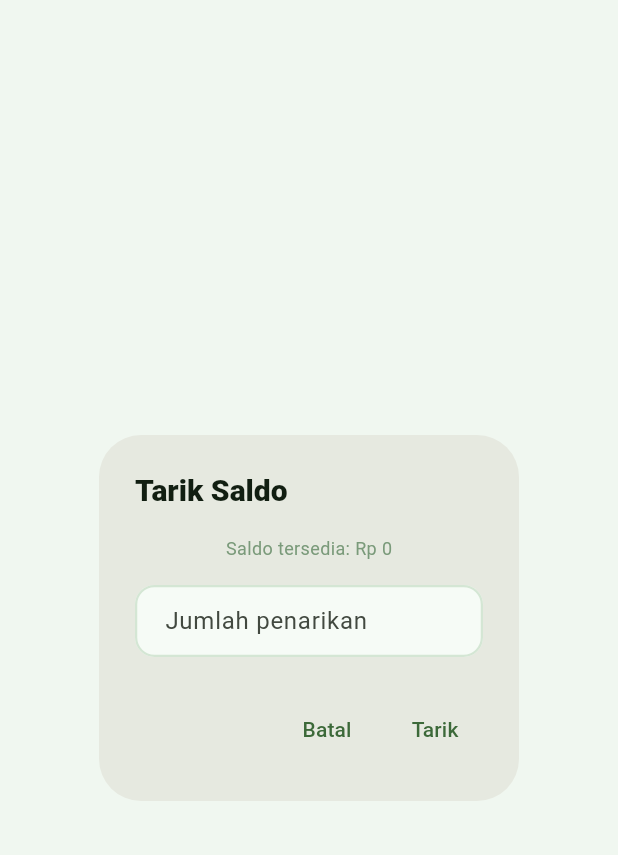
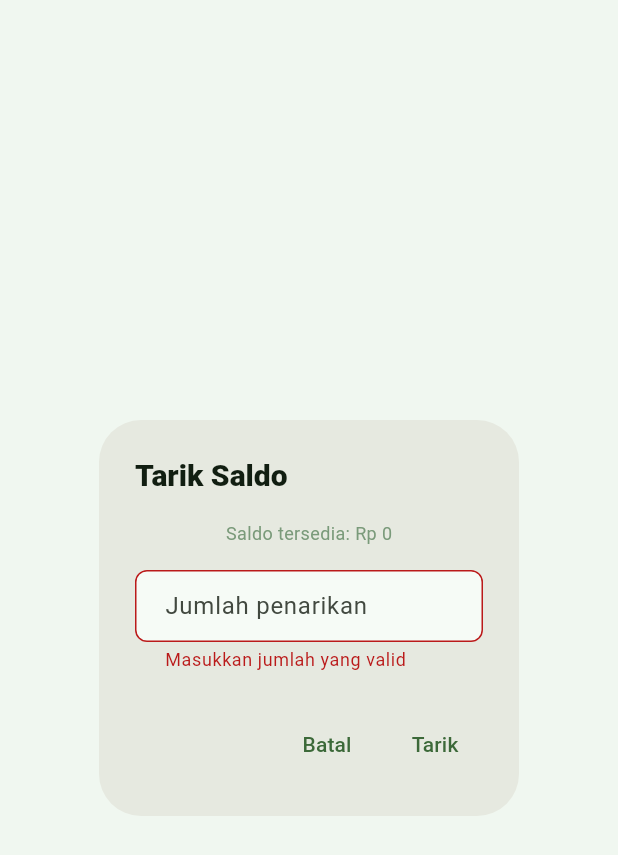
Before and after one commit to bagusrizky15/bskm, a Flutter app: the _WithdrawalDialog widget shown alone on an empty page, opened directly with empty values, after a tap on "Tarik", on a phone screen of 412 x 824 dp. Shown: the top 855 px of the screen. Run offline on Flutter 3.47's test engine with Material 3 defaults, Android fonts, the light colour scheme and no system bars; our stand-ins replace equatable, flutter_bloc, geocoding, geolocator, supabase_flutter; accounts and stored records are empty; network calls fail; Roboto replaces fonts that are missing (Plus Jakarta Sans).

Commit message:
feat: implement balance screen and fix auth

```diff
--- a/lib/views/screens/user/balance_screen.dart
+++ b/lib/views/screens/user/balance_screen.dart
@@ -223,9 +223,8 @@ class _BalanceScreenState extends State<BalanceScreen> {
           PrimaryButton(
             label: 'Tarik Saldo',
             icon: Icons.account_balance_wallet,
-            onPressed: state.balance.balance > 0
-                ? () => _showWithdrawalDialog(context, state.balance.balance)
-                : () {},
+            onPressed: () =>
+                _showWithdrawalDialog(context, state.balance.balance),
           ),
         ],
       ),
@@ -369,6 +368,7 @@ class _WithdrawalDialog extends StatefulWidget {
 
 class _WithdrawalDialogState extends State<_WithdrawalDialog> {
   late TextEditingController _amountController;
+  String? _error;
 
   @override
   void initState() {
@@ -399,6 +399,7 @@ class _WithdrawalDialogState extends State<_WithdrawalDialog> {
             keyboardType: TextInputType.number,
             decoration: InputDecoration(
               hintText: 'Jumlah penarikan',
+              errorText: _error,
               border: OutlineInputBorder(
                 borderRadius: BorderRadius.circular(8),
               ),
@@ -414,10 +415,17 @@ class _WithdrawalDialogState extends State<_WithdrawalDialog> {
         TextButton(
           onPressed: () {
             final amount = int.tryParse(_amountController.text);
-            if (amount != null && amount > 0) {
-              context.read<BalanceCubit>().requestWithdrawal(amount);
-              Navigator.pop(context);
+            if (amount == null || amount <= 0) {
+              setState(() => _error = 'Masukkan jumlah yang valid');
+              return;
             }
+            if (amount > widget.maxAmount) {
+              setState(() => _error =
+                  'Jumlah melebihi saldo (Rp ${widget.maxAmount})');
+              return;
+            }
+            context.read<BalanceCubit>().requestWithdrawal(amount);
+            Navigator.pop(context);
           },
           child: Text('Tarik'),
         ),
```
Also changed, not shown: lib/cubits/auth/auth_cubit.dart (+12 -0 lines), lib/cubits/balance/balance_cubit.dart (+9 -13 lines).
